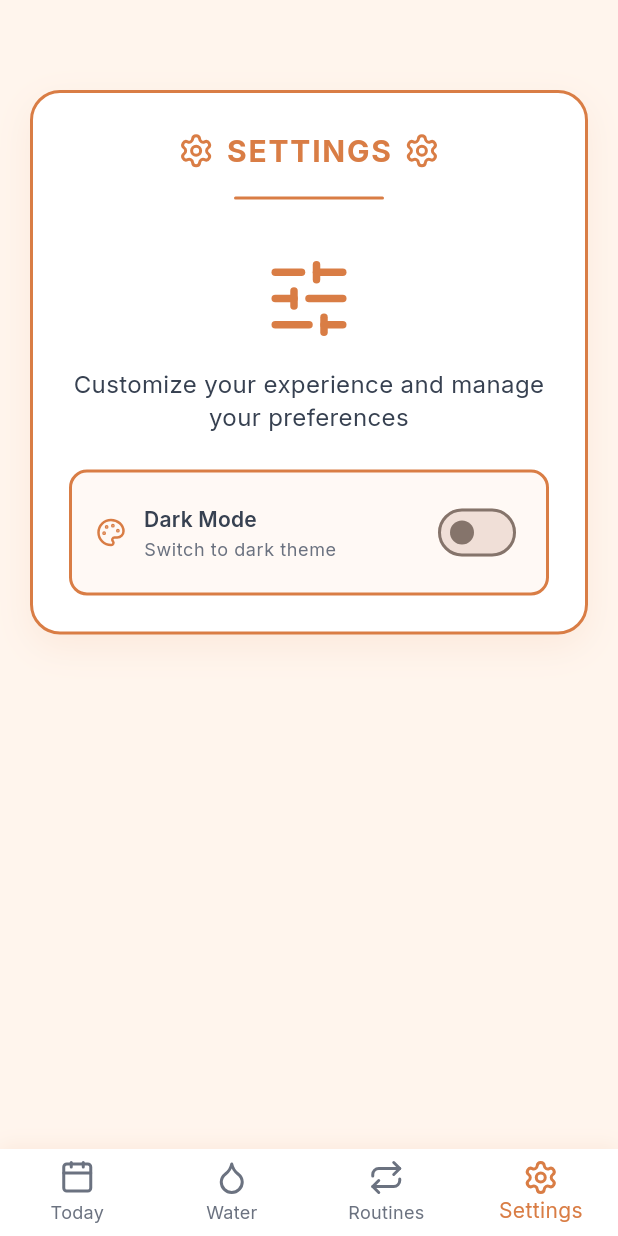
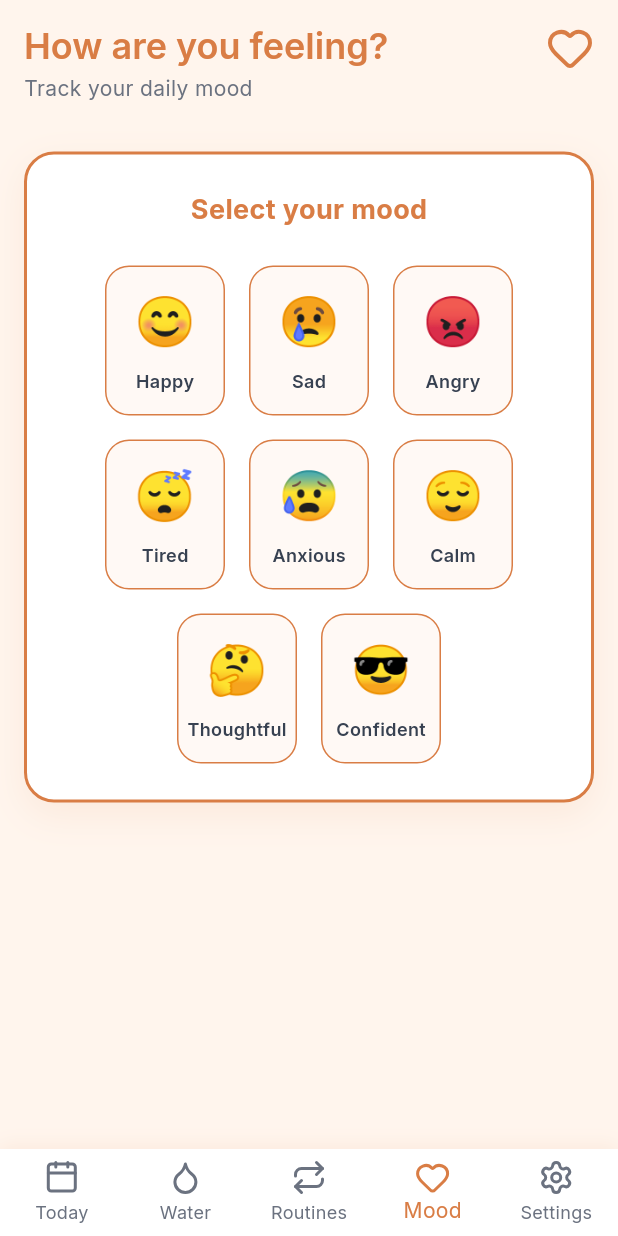
Before and after one commit to yigitalisonmez/me_hub, a Flutter app: the screen it shows after launch, swiped to page 4, on a phone screen of 412 x 824 dp. Run offline on Flutter 3.47's test engine with Material 3 defaults, Android fonts, the phone set to English and light mode, and no system bars; our stand-ins replace flutter_svg, google_fonts, hive, hive_flutter, lottie, lucide_icons_flutter and 2 more; accounts and stored records are empty; network calls fail.

Commit message:
fix dialogs and home screen

```diff
--- /dev/null
+++ b/lib/features/mood_tracker/presentation/pages/mood_page.dart
@@ -0,0 +1,248 @@
+import 'package:flutter/material.dart';
+import 'package:provider/provider.dart';
+import 'package:lucide_icons_flutter/lucide_icons.dart';
+import '../../../../core/providers/theme_provider.dart';
+
+class MoodPage extends StatefulWidget {
+  const MoodPage({super.key});
+
+  @override
+  State<MoodPage> createState() => _MoodPageState();
+}
+
+class _MoodPageState extends State<MoodPage> {
+  String? _selectedMood;
+
+  final List<Map<String, dynamic>> _moods = [
+    {'emoji': '😊', 'label': 'Happy', 'color': Colors.yellow},
+    {'emoji': '😢', 'label': 'Sad', 'color': Colors.blue},
+    {'emoji': '😡', 'label': 'Angry', 'color': Colors.red},
+    {'emoji': '😴', 'label': 'Tired', 'color': Colors.grey},
+    {'emoji': '😰', 'label': 'Anxious', 'color': Colors.orange},
+    {'emoji': '😌', 'label': 'Calm', 'color': Colors.green},
+    {'emoji': '🤔', 'label': 'Thoughtful', 'color': Colors.purple},
+    {'emoji': '😎', 'label': 'Confident', 'color': Colors.cyan},
+  ];
+
+  @override
+  Widget build(BuildContext context) {
+    final themeProvider = context.watch<ThemeProvider>();
+
+    return Container(
+      decoration: BoxDecoration(color: themeProvider.backgroundColor),
+      child: SafeArea(
+        child: SingleChildScrollView(
+          padding: const EdgeInsets.symmetric(horizontal: 16),
+          child: Column(
+            crossAxisAlignment: CrossAxisAlignment.start,
+            children: [
+              const SizedBox(height: 16),
+              _buildHeader(context, themeProvider),
+              const SizedBox(height: 32),
+              _buildMoodSelector(context, themeProvider),
+              const SizedBox(height: 32),
+              if (_selectedMood != null) _buildSelectedMood(context, themeProvider),
+              const SizedBox(height: 20),
+            ],
+          ),
+        ),
+      ),
+    );
+  }
+
+  Widget _buildHeader(BuildContext context, ThemeProvider themeProvider) {
+    final theme = Theme.of(context);
+
+    return Row(
+      mainAxisAlignment: MainAxisAlignment.spaceBetween,
+      crossAxisAlignment: CrossAxisAlignment.start,
+      children: [
+        Column(
+          crossAxisAlignment: CrossAxisAlignment.start,
+          children: [
+            Text(
+              'How are you feeling?',
+              style: theme.textTheme.displaySmall?.copyWith(
+                color: themeProvider.primaryColor,
+              ),
+            ),
+            const SizedBox(height: 4),
+            Text(
+              'Track your daily mood',
+              style: theme.textTheme.bodyMedium?.copyWith(
+                color: themeProvider.textSecondary,
+              ),
+            ),
+          ],
+        ),
+        Icon(
+          LucideIcons.heart,
+          color: themeProvider.primaryColor,
+          size: 32,
+        ),
+      ],
+    );
+  }
+
+  Widget _buildMoodSelector(BuildContext context, ThemeProvider themeProvider) {
+    return Container(
+      width: double.infinity,
+      padding: const EdgeInsets.all(24),
+      decoration: BoxDecoration(
+        color: themeProvider.cardColor,
+        borderRadius: BorderRadius.circular(20),
+        border: Border.all(color: themeProvider.borderColor, width: 2),
+        boxShadow: [
+          BoxShadow(
+            color: themeProvider.primaryColor.withValues(alpha: 0.1),
+            blurRadius: 20,
+            offset: const Offset(0, 8),
+          ),
+        ],
+      ),
+      child: Column(
+        children: [
+          Text(
+            'Select your mood',
+            style: TextStyle(
+              fontSize: 18,
+              fontWeight: FontWeight.bold,
+              color: themeProvider.primaryColor,
+            ),
+          ),
+          const SizedBox(height: 24),
+          Wrap(
+            spacing: 16,
+            runSpacing: 16,
+            alignment: WrapAlignment.center,
+            children: _moods.map((mood) {
+              final isSelected = _selectedMood == mood['label'];
+              return GestureDetector(
+                onTap: () {
+                  setState(() {
+                    _selectedMood = mood['label'];
+                  });
+                },
+                child: Container(
+                  width: 80,
+                  height: 100,
+                  decoration: BoxDecoration(
+                    color: isSelected
+                        ? themeProvider.primaryColor.withValues(alpha: 0.1)
+                        : themeProvider.surfaceColor,
+                    borderRadius: BorderRadius.circular(16),
+                    border: Border.all(
+                      color: isSelected
+                          ? themeProvider.primaryColor
+                          : themeProvider.borderColor,
+                      width: isSelected ? 2 : 1,
+                    ),
+                  ),
+                  child: Column(
+                    mainAxisAlignment: MainAxisAlignment.center,
+                    children: [
+                      Text(
+                        mood['emoji'],
+                        style: const TextStyle(fontSize: 32),
+                      ),
+                      const SizedBox(height: 8),
+                      Text(
+                        mood['label'],
+                        style: TextStyle(
+                          fontSize: 12,
+                          fontWeight: FontWeight.w600,
+                          color: isSelected
+                              ? themeProvider.primaryColor
+                              : themeProvider.textPrimary,
+                        ),
+                      ),
+                    ],
+                  ),
+                ),
+              );
+            }).toList(),
+          ),
+        ],
+      ),
+    );
+  }
+
+  Widget _buildSelectedMood(BuildContext context, ThemeProvider themeProvider) {
+    final selectedMoodData = _moods.firstWhere(
+      (mood) => mood['label'] == _selectedMood,
+    );
+
+    return Container(
+      width: double.infinity,
+      padding: const EdgeInsets.all(24),
+      decoration: BoxDecoration(
+        color: themeProvider.cardColor,
+        borderRadius: BorderRadius.circular(20),
+        border: Border.all(color: themeProvider.borderColor, width: 2),
+        boxShadow: [
+          BoxShadow(
+            color: themeProvider.primaryColor.withValues(alpha: 0.1),
+            blurRadius: 20,
+            offset: const Offset(0, 8),
+          ),
+        ],
+      ),
+      child: Column(
+        children: [
+          Text(
+            'Your mood today',
+            style: TextStyle(
+              fontSize: 18,
+              fontWeight: FontWeight.bold,
+              color: themeProvider.primaryColor,
+            ),
+          ),
+          const SizedBox(height: 16),
+          Text(
+            selectedMoodData['emoji'],
+            style: const TextStyle(fontSize: 64),
+          ),
+          const SizedBox(height: 8),
+          Text(
+            selectedMoodData['label'],
+            style: TextStyle(
+              fontSize: 24,
+              fontWeight: FontWeight.w600,
+              color: themeProvider.textPrimary,
+            ),
+          ),
+          const SizedBox(height: 24),
+          SizedBox(
+            width: double.infinity,
+            child: ElevatedButton(
+              onPressed: () {
+                // TODO: Save mood
+                ScaffoldMessenger.of(context).showSnackBar(
+                  SnackBar(
+                    content: Text('Mood saved: ${selectedMoodData['label']}'),
+                    backgroundColor: themeProvider.primaryColor,
+                  ),
+                );
+              },
+              style: ElevatedButton.styleFrom(
+                backgroundColor: themeProvider.primaryColor,
+                foregroundColor: Colors.white,
+                padding: const EdgeInsets.symmetric(vertical: 16),
+                shape: RoundedRectangleBorder(
+                  borderRadius: BorderRadius.circular(12),
+                ),
+              ),
+              child: const Text(
+                'Save Mood',
+                style: TextStyle(
+                  fontSize: 16,
+                  fontWeight: FontWeight.w600,
+                ),
+              ),
+            ),
+          ),
+        ],
+      ),
+    );
+  }
+}
--- a/lib/features/routines/presentation/utils/routine_dialogs.dart
+++ b/lib/features/routines/presentation/utils/routine_dialogs.dart
@@ -84,10 +84,10 @@ class _DeleteRoutineDialog extends StatelessWidget {
         padding: const EdgeInsets.all(24),
         decoration: BoxDecoration(
           color: themeProvider.cardColor,
-          borderRadius: BorderRadius.circular(24),
+          borderRadius: BorderRadius.circular(20),
           border: Border.all(
             color: themeProvider.borderColor,
-            width: 1.5,
+            width: 2,
           ),
           boxShadow: [
             BoxShadow(
--- a/lib/main.dart
+++ b/lib/main.dart
@@ -30,6 +30,7 @@ import 'features/routines/domain/usecases/usecases.dart' as RoutinesUsecases;
 import 'features/routines/domain/entities/routine.dart' as RoutineEntities;
 import 'features/water/presentation/pages/water_page.dart';
 import 'features/water/presentation/providers/water_provider.dart';
+import 'features/mood_tracker/presentation/pages/mood_page.dart';
 import 'features/water/data/datasources/water_local_datasource.dart';
 import 'features/water/data/repositories/water_repository_impl.dart';
 import 'features/water/domain/usecases/usecases.dart' as WaterUsecases;
@@ -213,17 +214,14 @@ class _HomePageState extends State<HomePage> {
         _buildHomeContent(),
         const WaterPage(),
         const RoutinesPage(),
+        const MoodPage(),
         _buildSettingsPage(),
       ],
     );
   }
 
   Widget _buildHomeContent() {
-    final themeProvider = context.watch<ThemeProvider>();
-
-    return Container(
-      decoration: BoxDecoration(color: themeProvider.backgroundColor),
-      child: SafeArea(
+    return SafeArea(
       child: SingleChildScrollView(
         padding: const EdgeInsets.symmetric(horizontal: 16),
         child: Column(
@@ -241,16 +239,11 @@ class _HomePageState extends State<HomePage> {
           ],
         ),
       ),
-      ),
     );
   }
 
   Widget _buildSettingsPage() {
-    final themeProvider = context.watch<ThemeProvider>();
-
-    return Container(
-      decoration: BoxDecoration(color: themeProvider.backgroundColor),
-      child: SafeArea(
+    return SafeArea(
       child: SingleChildScrollView(
         padding: const EdgeInsets.all(20),
         child: Column(
@@ -259,7 +252,6 @@ class _HomePageState extends State<HomePage> {
             _buildSettingsCard(),
             const SizedBox(height: 20), // Bottom padding for navigation bar
           ],
-          ),
         ),
       ),
     );
@@ -306,6 +298,7 @@ class _HomePageState extends State<HomePage> {
             icon: Icon(LucideIcons.repeat),
             label: 'Routines',
           ),
+          BottomNavigationBarItem(icon: Icon(LucideIcons.heart), label: 'Mood'),
           BottomNavigationBarItem(
             icon: Icon(LucideIcons.settings),
             label: 'Settings',
```
Also changed, not shown: lib/core/presentation/splash_screen.dart (+6 -4 lines), lib/core/widgets/confirmation_dialog.dart (+30 -20 lines), lib/features/routines/presentation/widgets/add_item_dialog.dart (+104 -25 lines), lib/features/routines/presentation/widgets/icon_picker_dialog.dart (+49 -51 lines), lib/features/todo/presentation/widgets/add_todo_dialog.dart (+48 -6 lines), lib/features/todo/presentation/widgets/todo_card_widget.dart (line endings or trailing spaces). Lines whose indentation alone changed are shown as unchanged.
